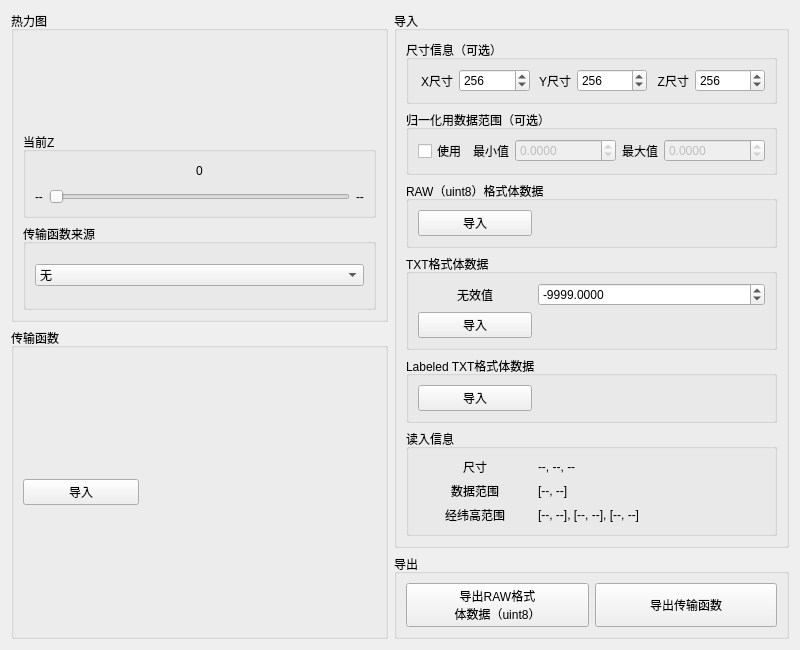
Above: include/common_gui/vol_io_widget.ui from Kouek/vis-osg-qt before the change. Below: the same form after it.
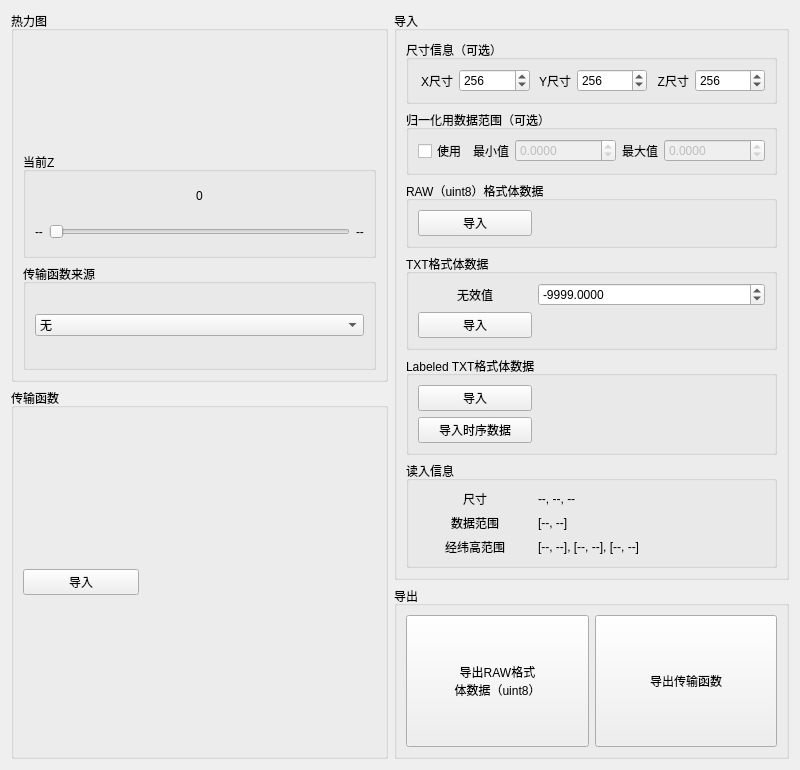
That is the form after the change.

Patch:
```diff
--- a/include/common_gui/vol_io_widget.ui
+++ b/include/common_gui/vol_io_widget.ui
@@ -7,7 +7,7 @@
     <x>0</x>
     <y>0</y>
     <width>800</width>
-    <height>648</height>
+    <height>770</height>
    </rect>
   </property>
   <property name="windowTitle">
@@ -447,6 +447,24 @@
              </item>
             </layout>
            </item>
+           <item>
+            <layout class="QHBoxLayout" name="horizontalLayout_10" stretch="1,2">
+             <item>
+              <widget class="QPushButton" name="pushButton_ImportLabeledTXTTimeSeries">
+               <property name="text">
+                <string>导入时序数据</string>
+               </property>
+              </widget>
+             </item>
+             <item>
+              <widget class="QLabel" name="label_ImportedLabeledTXTTimeSeries">
+               <property name="text">
+                <string/>
+               </property>
+              </widget>
+             </item>
+            </layout>
+           </item>
           </layout>
          </widget>
         </item>
```
Left out of the diff: 3 changed lines with no effect on the pictures.
